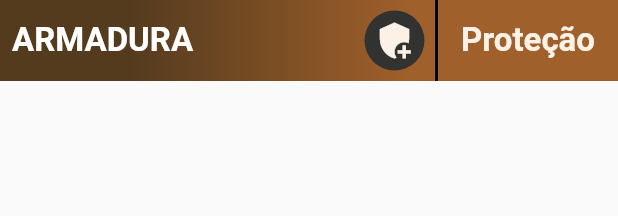
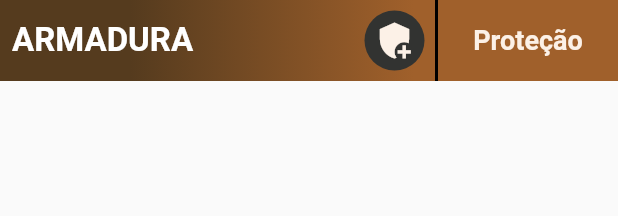
Before and after one commit to murilinhoPs/ficha_mutante_ano_zero, a Flutter app: the ArmorTitle widget shown alone on an empty page, opened directly, on a phone screen of 412 x 824 dp. Shown: the top 216 px of the screen. Run offline on Flutter 3.47's test engine with Material 2 defaults, Android fonts, the phone set to English and light mode, and no system bars; our stand-ins replace image_gallery_saver, pdf, permission_handler, printing, screenshot, shared_preferences; accounts and stored records are empty.

Commit message:
Fix layout problems

```diff
--- a/lib/src/modules/first_page/components/atributes.dart
+++ b/lib/src/modules/first_page/components/attributes.dart
@@ -19,7 +19,7 @@ class Attributes extends StatelessWidget {
             iconBackground: AppColors.yellow,
           ),
           atributo(nome: 'Força', efeito: 'Dano'),
-          atributo(nome: 'Agilidade', efeito: 'Fadiga'),
+          atributo(nome: 'Agilidade', efeito: 'Fadiga', fontSize: 12.4),
           atributo(nome: 'Astúcia', efeito: 'Confusão'),
           atributo(nome: 'Empatia', efeito: 'Dúvida'),
         ],
@@ -27,7 +27,8 @@ class Attributes extends StatelessWidget {
     );
   }
 
-  Widget atributo({required String nome, required String efeito}) {
+  Widget atributo(
+      {required String nome, required String efeito, double fontSize = 14}) {
     return BoxContainer(
       top: BorderSide(width: 1.5),
       child: Container(
@@ -43,6 +44,7 @@ class Attributes extends StatelessWidget {
                   Text(
                     nome,
                     style: TextStyle(
+                      fontSize: fontSize,
                       fontWeight: FontWeight.bold,
                     ),
                   ),
@@ -65,17 +67,22 @@ class Attributes extends StatelessWidget {
     );
   }
 
-  Widget traumaAtribute(String efeito, {int flex = 1}) {
+  Widget traumaAtribute(
+    String efeito, {
+    int flex = 1,
+  }) {
     return Container(
       child: Row(
         mainAxisSize: MainAxisSize.max,
         mainAxisAlignment: MainAxisAlignment.start,
         children: [
           SizedBox(
-            width: 65,
+            width: 70,
             child: Text(
               efeito,
-              textWidthBasis: TextWidthBasis.parent,
+              style: TextStyle(
+                fontSize: 12.4,
+              ),
             ),
           ),
           CircleMarksWrapper(
--- a/lib/src/modules/first_page/components/conditions/conditions.dart
+++ b/lib/src/modules/first_page/components/conditions/conditions.dart
@@ -84,7 +84,7 @@ class _ConditionsState extends State<Conditions> {
             name,
             style: TextStyle(
               fontWeight: FontWeight.bold,
-              fontSize: 16.0,
+              fontSize: 14.0,
             ),
           ),
           CircleMarksWrapper(
--- a/lib/src/modules/first_page/components/conditions/wounds.dart
+++ b/lib/src/modules/first_page/components/conditions/wounds.dart
@@ -19,12 +19,13 @@ class Wounds extends StatelessWidget {
                 'Ferimentos Graves:',
                 style: TextStyle(
                   fontWeight: FontWeight.bold,
-                  fontSize: 18.0,
+                  fontSize: 14.0,
                 ),
               ),
             ],
           ),
           ResizableInput(
+            fontSize: 14,
             hintText: 'Escreva seus ferimentos',
             keySharedPrefs: 'wounds',
           )
--- a/lib/src/modules/first_page/components/equipments/armor/armor_title.dart
+++ b/lib/src/modules/first_page/components/equipments/armor/armor_title.dart
@@ -27,7 +27,7 @@ class ArmorTitle extends StatelessWidget {
             color: AppColors.lightBrown,
             child: InputTitle(
               inputName: 'Proteção',
-              fontSize: 22.0,
+              fontSize: 18.0,
               fontColor: AppColors.lightTextOrange,
             ),
           ),
--- a/lib/src/modules/first_page/components/equipments/weapons.dart
+++ b/lib/src/modules/first_page/components/equipments/weapons.dart
@@ -116,7 +116,7 @@ class Weapons extends StatelessWidget {
             title,
             style: TextStyle(
               color: AppColors.lightTextOrange,
-              fontSize: 18.0,
+              fontSize: 16.0,
               fontWeight: FontWeight.bold,
             ),
           ),
--- a/lib/src/modules/first_page/components/name_basics.dart
+++ b/lib/src/modules/first_page/components/name_basics.dart
@@ -39,20 +39,22 @@ class BasicsInfo extends StatelessWidget {
           Expanded(
             flex: 2,
             child: Row(
+              mainAxisAlignment: MainAxisAlignment.spaceAround,
               children: [
                 InputTitle(
                   inputName: "Nome",
                 ),
-                SizedBox(width: 15),
                 LargeInput(
                   keySharedPrefs: 'name',
                   hintText: 'nome do personagem',
-                  width: 125,
+                  width: 150,
                 ),
               ],
             ),
           ),
-          SizedBox(width: 20.0),
+          SizedBox(
+            width: 8,
+          ),
           Expanded(
             flex: 1,
             child: Row(
@@ -60,15 +62,16 @@ class BasicsInfo extends StatelessWidget {
                 InputTitle(
                   inputName: "Idade",
                 ),
-                SizedBox(width: 10),
-                SmallInput(
-                  keySharedPrefs: 'age',
-                  bgColor: Colors.transparent,
-                  hasBorder: false,
-                  width: 45.0,
-                  height: 50.0,
-                  hintText: '18',
-                  inputLenght: 2,
+                Expanded(
+                  child: SmallInput(
+                    keySharedPrefs: 'age',
+                    bgColor: Colors.transparent,
+                    hasBorder: false,
+                    width: 50.0,
+                    height: 45.0,
+                    hintText: '18..',
+                    inputLenght: 2,
+                  ),
                 )
               ],
             ),
@@ -88,11 +91,11 @@ class BasicsInfo extends StatelessWidget {
           Expanded(
             flex: 2,
             child: Row(
+              mainAxisAlignment: MainAxisAlignment.spaceAround,
               children: [
                 InputTitle(
                   inputName: "Papel",
                 ),
-                SizedBox(width: 15),
                 LargeInput(
                   keySharedPrefs: 'role',
                   hintText: 'papel do personagem',
@@ -105,9 +108,12 @@ class BasicsInfo extends StatelessWidget {
             flex: 1,
             child: Image(
               image: AssetImage('assets/logo.png'),
-              height: 30,
+              height: 40,
             ),
           ),
+          SizedBox(
+            width: 8,
+          )
         ],
       ),
     );
--- a/lib/src/modules/first_page/components/points.dart
+++ b/lib/src/modules/first_page/components/points.dart
@@ -22,7 +22,10 @@ class Points extends StatelessWidget {
   Widget pointSection(String title) {
     return Column(
       children: [
-        ContentHeader(title: title, fontSize: 24.0),
+        ContentHeader(
+          title: title,
+          fontSize: 20,
+        ),
         Container(
           color: AppColors.orange,
           padding: EdgeInsets.symmetric(horizontal: 1.0),
--- a/lib/src/modules/first_page/first_page.dart
+++ b/lib/src/modules/first_page/first_page.dart
@@ -1,5 +1,5 @@
 import 'package:flutter/material.dart';
-import 'package:ficha_mutante_ano_zero/src/modules/first_page/components/atributes.dart';
+import 'package:ficha_mutante_ano_zero/src/modules/first_page/components/attributes.dart';
 import 'package:ficha_mutante_ano_zero/src/modules/first_page/components/conditions/conditions.dart';
 import 'package:ficha_mutante_ano_zero/src/modules/first_page/components/equipments/all_equips.dart';
 import 'package:ficha_mutante_ano_zero/src/modules/first_page/components/name_basics.dart';
```
